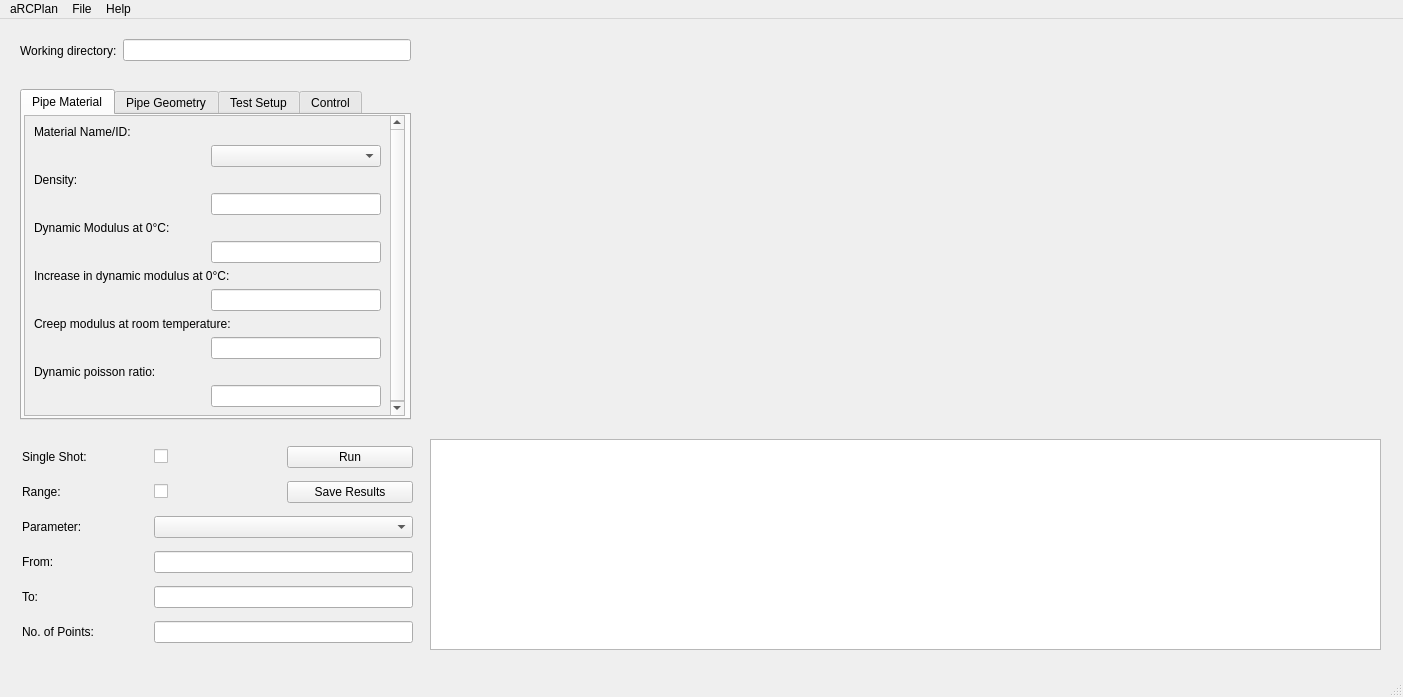
FraserEdwards/aRCPlanQt, file guimain.ui: the form before one commit.
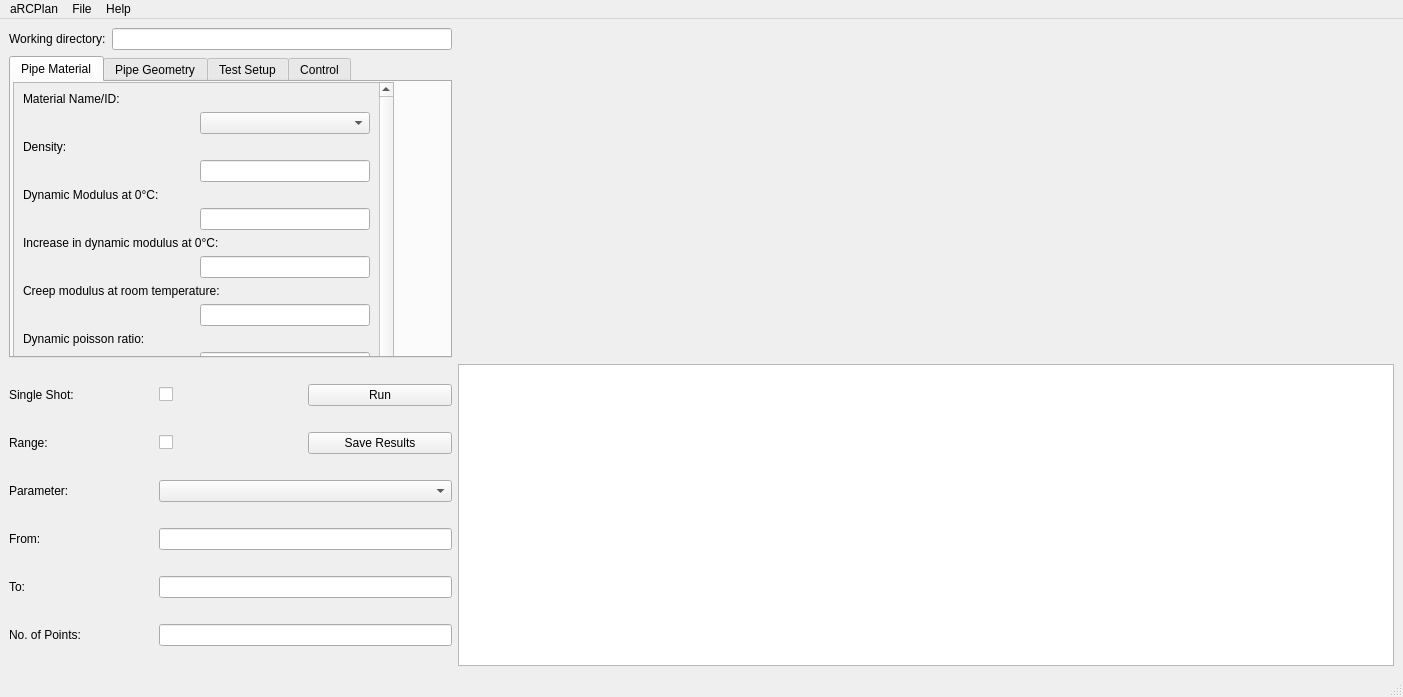
The form after the commit. The open tabs and pages were chosen to show the change. Custom widgets are drawn as their Qt base class.

```diff
--- a/guimain.ui
+++ b/guimain.ui
@@ -20,31 +20,172 @@
    <string>MainWindow</string>
   </property>
   <widget class="QWidget" name="centralwidget">
+   <layout class="QGridLayout" name="gridLayout">
+    <item row="0" column="0">
+     <layout class="QHBoxLayout" name="horizontalLayout">
+      <item>
+       <widget class="QLabel" name="label_3">
+        <property name="text">
+         <string>Working directory:</string>
+        </property>
+       </widget>
+      </item>
+      <item>
+       <widget class="QLineEdit" name="path"/>
+      </item>
+     </layout>
+    </item>
+    <item row="0" column="1" rowspan="2">
    <widget class="QCustomPlot" name="Crackplot" native="true">
-    <property name="geometry">
-     <rect>
-      <x>430</x>
-      <y>20</y>
+      <property name="minimumSize">
+       <size>
       <width>465</width>
-      <height>381</height>
-     </rect>
-    </property>
+        <height>300</height>
+       </size>
+      </property>
+     </widget>
+    </item>
+    <item row="0" column="2" rowspan="2">
+     <widget class="QCustomPlot" name="Resultsplot" native="true">
     <property name="minimumSize">
      <size>
       <width>465</width>
       <height>300</height>
      </size>
     </property>
-   </widget>
+      <property name="contextMenuPolicy">
+       <enum>Qt::NoContextMenu</enum>
+      </property>
+      <property name="toolTip">
+       <string extracomment="Navigate plots using table below."/>
+      </property>
+      <property name="toolTipDuration">
+       <number>1</number>
+      </property>
+      <property name="statusTip">
+       <string extracomment="Navigate plots using table below."/>
+      </property>
+     </widget>
+    </item>
+    <item row="2" column="0">
+     <layout class="QGridLayout" name="gridLayout_3">
+      <item row="4" column="0">
+       <widget class="QLabel" name="label_9">
+        <property name="text">
+         <string>To:</string>
+        </property>
+        <property name="alignment">
+         <set>Qt::AlignLeading|Qt::AlignLeft|Qt::AlignVCenter</set>
+        </property>
+       </widget>
+      </item>
+      <item row="1" column="2">
+       <widget class="QPushButton" name="Save">
+        <property name="maximumSize">
+         <size>
+          <width>200</width>
+          <height>50</height>
+         </size>
+        </property>
+        <property name="text">
+         <string>Save Results</string>
+        </property>
+       </widget>
+      </item>
+      <item row="2" column="0">
+       <widget class="QLabel" name="label_7">
+        <property name="text">
+         <string>Parameter:</string>
+        </property>
+       </widget>
+      </item>
+      <item row="1" column="1">
+       <widget class="QCheckBox" name="rangemode">
+        <property name="text">
+         <string/>
+        </property>
+       </widget>
+      </item>
+      <item row="0" column="1">
+       <widget class="QCheckBox" name="singlemode">
+        <property name="text">
+         <string/>
+        </property>
+       </widget>
+      </item>
+      <item row="5" column="0">
+       <widget class="QLabel" name="label_10">
+        <property name="text">
+         <string>No. of Points:</string>
+        </property>
+       </widget>
+      </item>
+      <item row="0" column="0">
+       <widget class="QLabel" name="label_2">
+        <property name="text">
+         <string>Single Shot:</string>
+        </property>
+       </widget>
+      </item>
+      <item row="3" column="0">
+       <widget class="QLabel" name="label_8">
+        <property name="text">
+         <string>From:</string>
+        </property>
+        <property name="alignment">
+         <set>Qt::AlignLeading|Qt::AlignLeft|Qt::AlignVCenter</set>
+        </property>
+       </widget>
+      </item>
+      <item row="1" column="0">
+       <widget class="QLabel" name="label">
+        <property name="text">
+         <string>Range:</string>
+        </property>
+       </widget>
+      </item>
+      <item row="0" column="2">
+       <widget class="QPushButton" name="Runbutton">
+        <property name="sizePolicy">
+         <sizepolicy hsizetype="Minimum" vsizetype="Fixed">
+          <horstretch>0</horstretch>
+          <verstretch>0</verstretch>
+         </sizepolicy>
+        </property>
+        <property name="maximumSize">
+         <size>
+          <width>200</width>
+          <height>50</height>
+         </size>
+        </property>
+        <property name="text">
+         <string>Run</string>
+        </property>
+       </widget>
+      </item>
+      <item row="2" column="1" colspan="2">
+       <widget class="QComboBox" name="parameter">
+        <property name="frame">
+         <bool>true</bool>
+        </property>
+       </widget>
+      </item>
+      <item row="3" column="1" colspan="2">
+       <widget class="QLineEdit" name="from"/>
+      </item>
+      <item row="4" column="1" colspan="2">
+       <widget class="QLineEdit" name="to"/>
+      </item>
+      <item row="5" column="1" colspan="2">
+       <widget class="QLineEdit" name="noofpoints"/>
+      </item>
+     </layout>
+    </item>
+    <item row="2" column="1" colspan="2">
+     <widget class="QTableWidget" name="Resultstable"/>
+    </item>
+    <item row="1" column="0">
    <widget class="QTabWidget" name="tabs">
-    <property name="geometry">
-     <rect>
-      <x>20</x>
-      <y>70</y>
-      <width>391</width>
-      <height>331</height>
-     </rect>
-    </property>
     <property name="currentIndex">
      <number>3</number>
     </property>
@@ -746,188 +887,8 @@
      </widget>
     </widget>
    </widget>
-   <widget class="QWidget" name="layoutWidget">
-    <property name="geometry">
-     <rect>
-      <x>20</x>
-      <y>20</y>
-      <width>391</width>
-      <height>23</height>
-     </rect>
-    </property>
-    <layout class="QHBoxLayout" name="horizontalLayout">
-     <item>
-      <widget class="QLabel" name="label_3">
-       <property name="text">
-        <string>Working directory:</string>
-       </property>
-      </widget>
-     </item>
-     <item>
-      <widget class="QLineEdit" name="path"/>
-     </item>
-    </layout>
-   </widget>
-   <widget class="QTableWidget" name="Resultstable">
-    <property name="geometry">
-     <rect>
-      <x>430</x>
-      <y>420</y>
-      <width>951</width>
-      <height>211</height>
-     </rect>
-    </property>
-   </widget>
-   <widget class="QCustomPlot" name="Resultsplot" native="true">
-    <property name="geometry">
-     <rect>
-      <x>915</x>
-      <y>20</y>
-      <width>465</width>
-      <height>381</height>
-     </rect>
-    </property>
-    <property name="minimumSize">
-     <size>
-      <width>465</width>
-      <height>300</height>
-     </size>
-    </property>
-    <property name="contextMenuPolicy">
-     <enum>Qt::NoContextMenu</enum>
-    </property>
-    <property name="toolTip">
-     <string extracomment="Navigate plots using table below."/>
-    </property>
-    <property name="toolTipDuration">
-     <number>1</number>
-    </property>
-    <property name="statusTip">
-     <string extracomment="Navigate plots using table below."/>
-    </property>
-   </widget>
-   <widget class="QWidget" name="layoutWidget">
-    <property name="geometry">
-     <rect>
-      <x>22</x>
-      <y>420</y>
-      <width>391</width>
-      <height>212</height>
-     </rect>
-    </property>
-    <layout class="QGridLayout" name="gridLayout_3">
-     <item row="4" column="0">
-      <widget class="QLabel" name="label_9">
-       <property name="text">
-        <string>To:</string>
-       </property>
-       <property name="alignment">
-        <set>Qt::AlignLeading|Qt::AlignLeft|Qt::AlignVCenter</set>
-       </property>
-      </widget>
-     </item>
-     <item row="1" column="2">
-      <widget class="QPushButton" name="Save">
-       <property name="maximumSize">
-        <size>
-         <width>200</width>
-         <height>50</height>
-        </size>
-       </property>
-       <property name="text">
-        <string>Save Results</string>
-       </property>
-      </widget>
-     </item>
-     <item row="2" column="0">
-      <widget class="QLabel" name="label_7">
-       <property name="text">
-        <string>Parameter:</string>
-       </property>
-      </widget>
-     </item>
-     <item row="1" column="1">
-      <widget class="QCheckBox" name="rangemode">
-       <property name="text">
-        <string/>
-       </property>
-      </widget>
-     </item>
-     <item row="0" column="1">
-      <widget class="QCheckBox" name="singlemode">
-       <property name="text">
-        <string/>
-       </property>
-      </widget>
-     </item>
-     <item row="5" column="0">
-      <widget class="QLabel" name="label_10">
-       <property name="text">
-        <string>No. of Points:</string>
-       </property>
-      </widget>
-     </item>
-     <item row="0" column="0">
-      <widget class="QLabel" name="label_2">
-       <property name="text">
-        <string>Single Shot:</string>
-       </property>
-      </widget>
-     </item>
-     <item row="3" column="0">
-      <widget class="QLabel" name="label_8">
-       <property name="text">
-        <string>From:</string>
-       </property>
-       <property name="alignment">
-        <set>Qt::AlignLeading|Qt::AlignLeft|Qt::AlignVCenter</set>
-       </property>
-      </widget>
-     </item>
-     <item row="1" column="0">
-      <widget class="QLabel" name="label">
-       <property name="text">
-        <string>Range:</string>
-       </property>
-      </widget>
-     </item>
-     <item row="0" column="2">
-      <widget class="QPushButton" name="Runbutton">
-       <property name="sizePolicy">
-        <sizepolicy hsizetype="Minimum" vsizetype="Fixed">
-         <horstretch>0</horstretch>
-         <verstretch>0</verstretch>
-        </sizepolicy>
-       </property>
-       <property name="maximumSize">
-        <size>
-         <width>200</width>
-         <height>50</height>
-        </size>
-       </property>
-       <property name="text">
-        <string>Run</string>
-       </property>
-      </widget>
-     </item>
-     <item row="2" column="1" colspan="2">
-      <widget class="QComboBox" name="parameter">
-       <property name="frame">
-        <bool>true</bool>
-       </property>
-      </widget>
-     </item>
-     <item row="3" column="1" colspan="2">
-      <widget class="QLineEdit" name="from"/>
-     </item>
-     <item row="4" column="1" colspan="2">
-      <widget class="QLineEdit" name="to"/>
-     </item>
-     <item row="5" column="1" colspan="2">
-      <widget class="QLineEdit" name="noofpoints"/>
-     </item>
-    </layout>
-   </widget>
+    </item>
+   </layout>
    <zorder>layoutWidget</zorder>
    <zorder>tabs</zorder>
    <zorder>Resultstable</zorder>
```
Left out of the diff: 2 changed lines with no effect on the pictures. Lines whose indentation alone changed are shown as unchanged.
